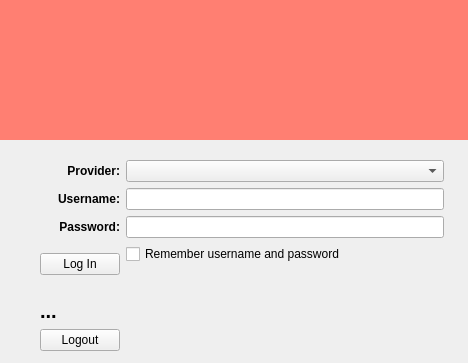
First picture: the form in src/leap/bitmask/gui/ui/login.ui, repository leapcode/bitmask_client, before the edit.
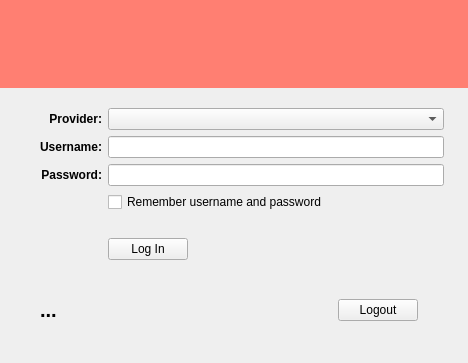
Second picture: the form after the edit. Icons and pictures are not drawn. Custom widgets are drawn as their Qt base class.

Commit message: properly align login and logout buttons

Patch:
```diff
--- a/src/leap/bitmask/gui/ui/login.ui
+++ b/src/leap/bitmask/gui/ui/login.ui
@@ -33,7 +33,7 @@
     <number>0</number>
    </property>
    <property name="verticalSpacing">
-    <number>-1</number>
+    <number>6</number>
    </property>
    <item row="2" column="0">
     <spacer name="horizontalSpacer_2">
@@ -79,8 +79,14 @@
         </property>
        </widget>
       </item>
-      <item row="3" column="0">
+      <item row="4" column="1">
        <widget class="QPushButton" name="btnLogin">
+        <property name="sizePolicy">
+         <sizepolicy hsizetype="Maximum" vsizetype="Fixed">
+          <horstretch>0</horstretch>
+          <verstretch>0</verstretch>
+         </sizepolicy>
+        </property>
         <property name="text">
          <string>Log In</string>
         </property>
@@ -198,26 +204,17 @@
    </item>
    <item row="3" column="2" colspan="2">
     <widget class="QWidget" name="logged_widget" native="true">
-     <property name="sizePolicy">
-      <sizepolicy hsizetype="Preferred" vsizetype="Fixed">
-       <horstretch>0</horstretch>
-       <verstretch>0</verstretch>
-      </sizepolicy>
-     </property>
-     <property name="minimumSize">
-      <size>
-       <width>0</width>
-       <height>0</height>
-      </size>
-     </property>
-     <layout class="QGridLayout" name="gridLayout_5">
+     <layout class="QHBoxLayout" name="horizontalLayout">
       <property name="topMargin">
        <number>0</number>
       </property>
+      <property name="rightMargin">
+       <number>26</number>
+      </property>
       <property name="bottomMargin">
-       <number>12</number>
+       <number>18</number>
       </property>
-      <item row="0" column="0" colspan="2">
+      <item>
        <widget class="QLabel" name="lblUser">
         <property name="font">
          <font>
@@ -231,22 +228,41 @@
         </property>
        </widget>
       </item>
-      <item row="1" column="0">
+      <item>
+       <spacer name="expandingSpacer">
+        <property name="orientation">
+         <enum>Qt::Horizontal</enum>
+        </property>
+        <property name="sizeType">
+         <enum>QSizePolicy::Expanding</enum>
+        </property>
+        <property name="sizeHint" stdset="0">
+         <size>
+          <width>24</width>
+          <height>24</height>
+         </size>
+        </property>
+       </spacer>
+      </item>
+      <item>
        <widget class="QPushButton" name="btnLogout">
         <property name="text">
          <string>Logout</string>
         </property>
        </widget>
       </item>
-      <item row="1" column="1">
-       <spacer name="horizontalSpacer">
+      <item>
+       <spacer name="fixedSpacer">
         <property name="orientation">
          <enum>Qt::Horizontal</enum>
         </property>
+        <property name="sizeType">
+         <enum>QSizePolicy::Fixed</enum>
+        </property>
         <property name="sizeHint" stdset="0">
          <size>
-          <width>40</width>
-          <height>20</height>
+          <width>24</width>
+          <height>24</height>
          </size>
         </property>
        </spacer>
```
The commit also changes 1 other file.
